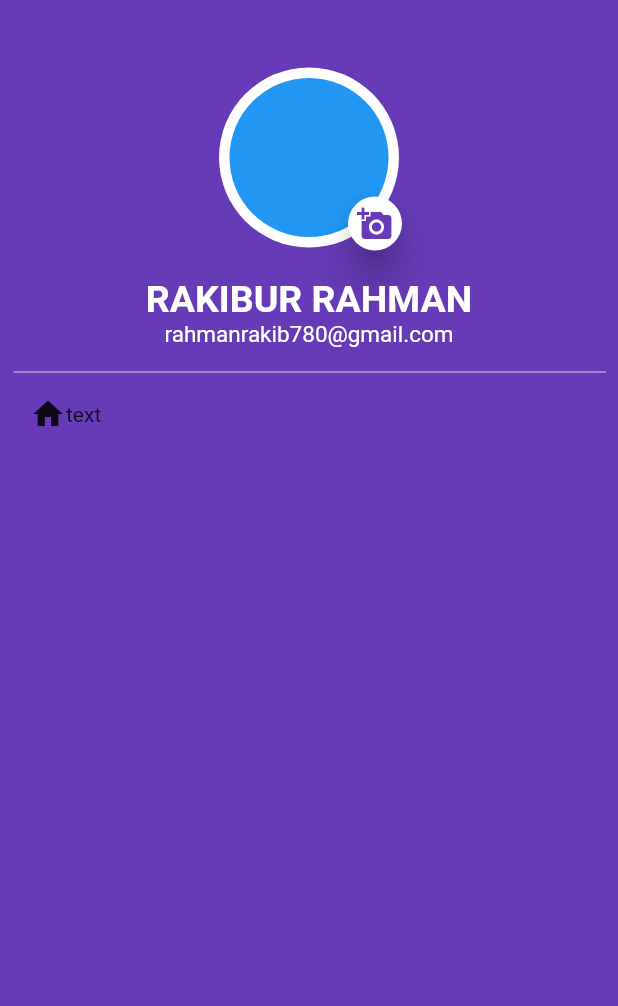
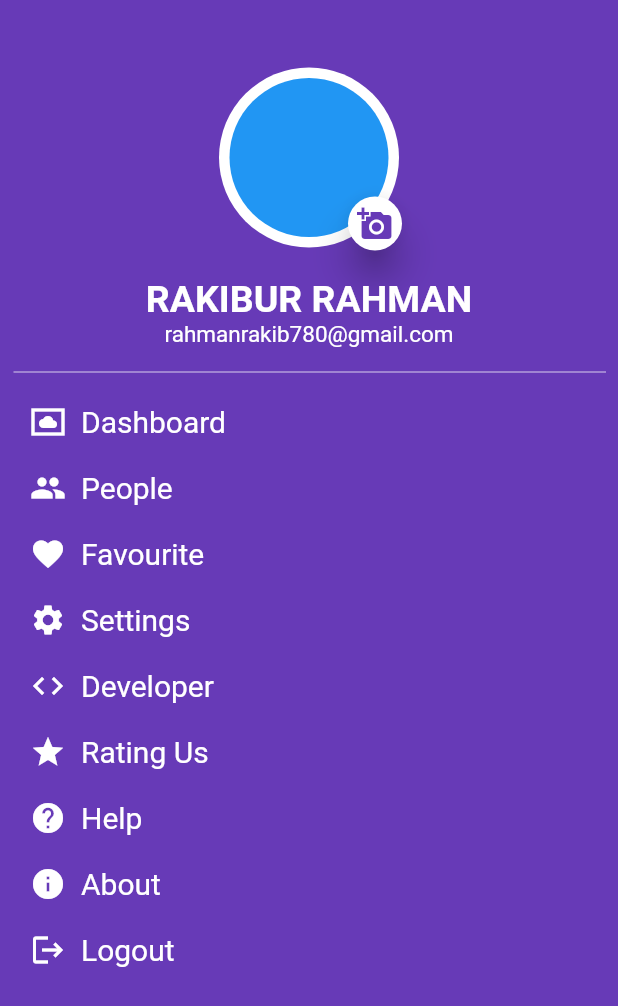
Before and after one commit to rakibur557/Firebase_with_Flutter, a Flutter app: the DrawerScreen screen opened directly, on a phone screen of 412 x 824 dp. Shown: the top 1006 px of the screen. Run offline on Flutter 3.47's test engine with Material 2 defaults, Android fonts, the phone set to English and light mode, and no system bars; our stand-ins replace animated_splash_screen, firebase_auth, firebase_core, flutter_zoom_drawer, google_sign_in, image_picker; accounts and stored records are empty.

Commit message:
drawer update

```diff
--- a/simple/lib/pages/HomeScreen.dart
+++ b/simple/lib/pages/HomeScreen.dart
@@ -192,7 +192,24 @@ class _DrawerScreenState extends State<DrawerScreen> {
               padding: const EdgeInsets.all(8.0),
               child: Divider(color: Colors.white, thickness: 0.5,indent: 1),
             ),
-            drawerList(Icons.home, 'Home'),
+            SizedBox(height: 5,),
+            drawerList(Icons.settings_system_daydream_sharp, 'Dashboard'),
+            SizedBox(height: 20,),
+            drawerList(Icons.people, 'People'),
+            SizedBox(height: 20,),
+            drawerList(Icons.favorite, 'Favourite'),
+            SizedBox(height: 20,),
+            drawerList(Icons.settings, 'Settings'),
+            SizedBox(height: 20,),
+            drawerList(Icons.code, 'Developer'),
+            SizedBox(height: 20,),
+            drawerList(Icons.star, 'Rating Us'),
+            SizedBox(height: 20,),
+            drawerList(Icons.help, 'Help'),
+            SizedBox(height: 20,),
+            drawerList(Icons.info, 'About'),
+            SizedBox(height: 20,),
+            drawerList(Icons.logout, 'Logout'),
           ],
         ),
       ),
@@ -204,11 +221,14 @@ class _DrawerScreenState extends State<DrawerScreen> {
       margin: EdgeInsets.only(left: 20),
       child: Row(
         children: [
-          Icon(icon),
+          Icon(icon,color: Colors.white),
           SizedBox(
-            height: 10,
+            width: 10,
           ),
-          Text('text'),
+          Text(text, style: TextStyle(
+            color: Colors.white,
+            fontSize: 20,
+          ),),
         ],
       ),
     );
```
